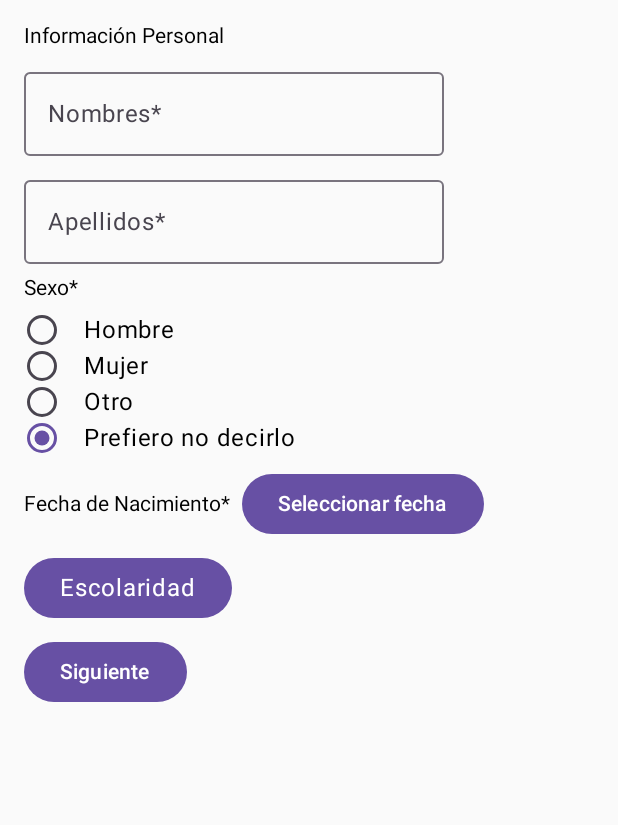
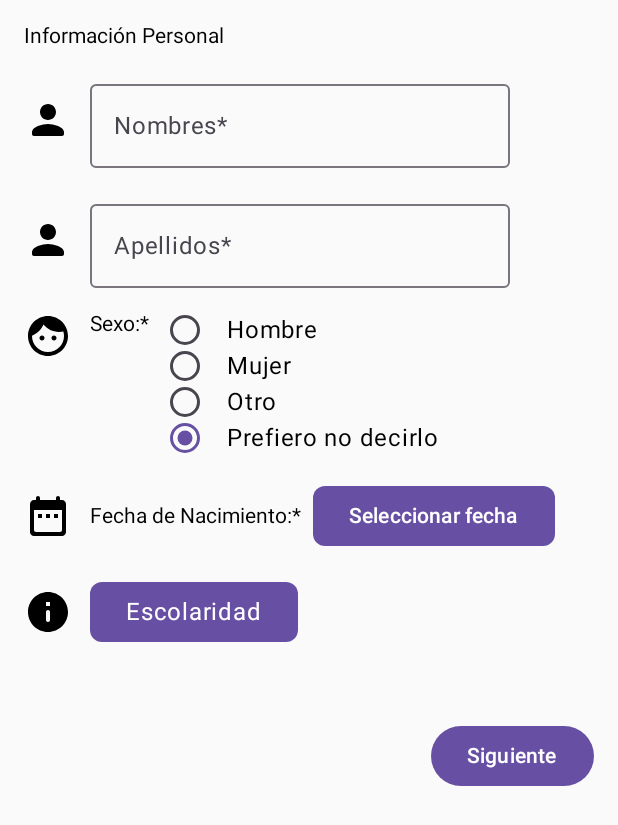
Before and after one commit to restrepotorres/-LabsCM20251Gr03, an Android app built with Jetpack Compose: the screen it shows after launch (PersonalDataActivity), on a phone screen of 412 x 824 dp. Shown: the top 825 px of the screen. Run offline under Robolectric (Android 15) with nearby library versions, the phone set to English and light mode, and no system bars.

Commit message:
Colocar iconos y estructurar visualmente

```diff
--- a/app/src/main/java/com/co/labscm20251_gr03/PersonalDataActivity.kt
+++ b/app/src/main/java/com/co/labscm20251_gr03/PersonalDataActivity.kt
@@ -15,14 +15,22 @@ import androidx.compose.foundation.layout.Row
 import androidx.compose.foundation.layout.Spacer
 import androidx.compose.foundation.layout.fillMaxWidth
 import androidx.compose.foundation.layout.padding
+import androidx.compose.foundation.layout.size
 import androidx.compose.foundation.layout.width
 import androidx.compose.foundation.selection.selectable
 import androidx.compose.foundation.selection.selectableGroup
+import androidx.compose.foundation.shape.RoundedCornerShape
 import androidx.compose.foundation.text.KeyboardActions
 import androidx.compose.foundation.text.KeyboardOptions
+import androidx.compose.material.icons.Icons
+import androidx.compose.material.icons.rounded.DateRange
+import androidx.compose.material.icons.rounded.Face
+import androidx.compose.material.icons.rounded.Info
+import androidx.compose.material.icons.rounded.Person
 import androidx.compose.material3.Button
 import androidx.compose.material3.DropdownMenu
 import androidx.compose.material3.DropdownMenuItem
+import androidx.compose.material3.Icon
 import androidx.compose.material3.MaterialTheme
 import androidx.compose.material3.OutlinedTextField
 import androidx.compose.material3.RadioButton
@@ -98,9 +106,18 @@ fun Formulario() {
         modifier = Modifier
             .padding(16.dp)
             .fillMaxWidth(),
-        verticalArrangement = Arrangement.spacedBy(8.dp)
+        verticalArrangement = Arrangement.spacedBy(16.dp)
     ) {
         Text(text = "Información Personal")
+
+        Row (verticalAlignment = Alignment.CenterVertically) {
+            Column{
+                Icon(
+                    Icons.Rounded.Person,
+                    contentDescription = "Person Icon",
+                    modifier = Modifier.padding(end = 12.dp).size(32.dp)
+                )
+            }
 
             OutlinedTextField(
                 value = nombre,
@@ -116,7 +133,14 @@ fun Formulario() {
                     onNext = { apellidoFocusRequester.requestFocus() }
                 )
             )
+        }
 
+        Row (verticalAlignment = Alignment.CenterVertically) {
+            Icon(
+                Icons.Rounded.Person,
+                contentDescription = "Person Icon",
+                modifier = Modifier.padding(end = 12.dp).size(32.dp)
+            )
             OutlinedTextField(
                 value = apellidos,
                 onValueChange = { apellidos = it },
@@ -132,8 +156,15 @@ fun Formulario() {
                 ),
                 modifier = Modifier.focusRequester(apellidoFocusRequester)
             )
+        }
 
-        Text(text = "Sexo*")
+        Row {
+            Icon(
+                Icons.Rounded.Face,
+                contentDescription = "Face Icon",
+                modifier = Modifier.padding(end = 12.dp).size(32.dp)
+            )
+            Text(text = "Sexo:*", modifier = Modifier.padding(end = 12.dp))
             Column(modifier = Modifier.selectableGroup()) {
                 opcionesDeSexo.forEach { opcion ->
                     Row(
@@ -155,17 +186,33 @@ fun Formulario() {
                     }
                 }
             }
+        }
+
+        Row (verticalAlignment = Alignment.CenterVertically) {
+            Icon(
+                Icons.Rounded.DateRange,
+                contentDescription = "Date Range Icon",
+                modifier = Modifier.padding(end = 12.dp).size(32.dp)
+            )
 
             Row(verticalAlignment = Alignment.CenterVertically) {
-            Text(text = "Fecha de Nacimiento*")
+                Text(text = "Fecha de Nacimiento:*")
                 Spacer(modifier = Modifier.width(8.dp))
-            Button(onClick = { datePickerDialog.show() }) {
+                Button(shape = RoundedCornerShape(8.dp), onClick = { datePickerDialog.show() }) {
                     Text(fechaNacimiento)
                 }
             }
+        }
+
+        Row (verticalAlignment = Alignment.CenterVertically) {
+            Icon(
+                Icons.Rounded.Info,
+                contentDescription = "Info Icon",
+                modifier = Modifier.padding(end = 12.dp).size(32.dp)
+            )
 
             Box {
-            Button(onClick = { expanded = true }) {
+                Button(shape = RoundedCornerShape(8.dp), onClick = { expanded = true }) {
                     Text(
                         if (escolaridad.isEmpty()) "Escolaridad" else escolaridad,
                         style = MaterialTheme.typography.bodyLarge
@@ -186,11 +233,19 @@ fun Formulario() {
                     }
                 }
             }
+            }
 
+        Row(
+            modifier = Modifier
+                .fillMaxWidth()
+                .padding(top = 32.dp),
+            horizontalArrangement = Arrangement.End
+        ) {
             Button(onClick = {
                 //Lo siguiente es para imprimir por consola
                 val nombreCompleto = "$nombre $apellidos"
-            val sexoLinea = if (sexoElegido != "Prefiero no decirlo") "\n\n$sexoElegido" else ""
+                val sexoLinea =
+                    if (sexoElegido != "Prefiero no decirlo") "\n\n$sexoElegido" else ""
                 val escolaridadLinea = if (escolaridad.isNotBlank()) "\n\n$escolaridad" else ""
                 val mensaje = """
                 Información personal:
@@ -199,13 +254,18 @@ fun Formulario() {
                     Log.d("Formulario", mensaje)
 
                     if (nombre.isBlank() || apellidos.isBlank() || fechaNacimiento == "Seleccionar fecha") {
-                Toast.makeText(context, "Por favor completa todos los campos obligatorios", Toast.LENGTH_SHORT).show()
+                        Toast.makeText(
+                            context,
+                            "Por favor completa todos los campos obligatorios",
+                            Toast.LENGTH_SHORT
+                        ).show()
                     } else {
                         val intent = Intent(context, ContactDataActivity::class.java)
                         context.startActivity(intent)
                     }
                 }) {
                 Text("Siguiente")
+            }
         }
     }
 }
--- a/app/src/main/java/com/co/labscm20251_gr03/ui/element/Form.kt
+++ b/app/src/main/java/com/co/labscm20251_gr03/ui/element/Form.kt
@@ -1,5 +1,6 @@
 package com.co.labscm20251_gr03.ui.element
 
+import androidx.compose.foundation.layout.Column
 import androidx.compose.foundation.text.KeyboardOptions
 import androidx.compose.material3.OutlinedTextField
 import androidx.compose.material3.Text
@@ -25,6 +26,7 @@ fun CampoPais(
 
     var sugerenciasPais by remember { mutableStateOf(listOf<String>()) }
 
+    Column {
         OutlinedTextField(
             value = pais,
             onValueChange = {
@@ -46,6 +48,7 @@ fun CampoPais(
             }
         }
     }
+}
 
 @Composable
 fun CampoCiudad(
@@ -57,6 +60,7 @@ fun CampoCiudad(
 
     var sugerenciasCiudad by remember { mutableStateOf(listOf<String>()) }
 
+    Column{
         OutlinedTextField(
             value = ciudad,
             onValueChange = {
@@ -78,3 +82,4 @@ fun CampoCiudad(
             }
         }
     }
+}
```
Also changed, not shown: app/src/main/java/com/co/labscm20251_gr03/ContactDataActivity.kt (+73 -4 lines). Lines whose indentation alone changed are shown as unchanged.
